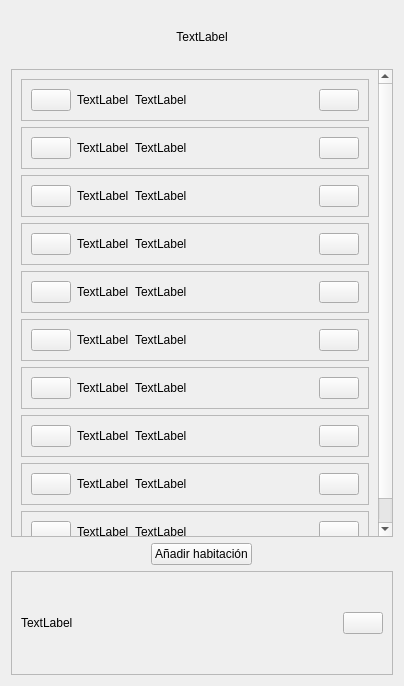
Above: src/ui/widgets/rooms_card.ui from BeCuber/Turnomatic before the change. Below: the same form after it.
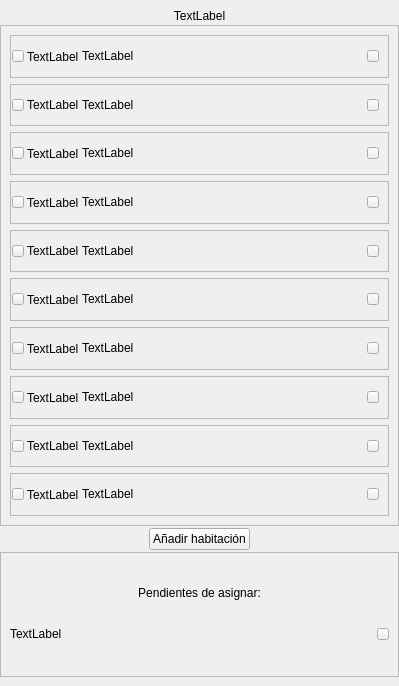
That is the form after the change. Icons and pictures are not drawn.

Commit message: RoomsPage shows 8 RoomCards. Dark/light themes work. Still not communicated to db.

What changed in the file:
```diff
--- a/src/ui/widgets/rooms_card.ui
+++ b/src/ui/widgets/rooms_card.ui
@@ -6,14 +6,29 @@
    <rect>
     <x>0</x>
     <y>0</y>
-    <width>404</width>
+    <width>399</width>
     <height>686</height>
    </rect>
   </property>
   <property name="windowTitle">
    <string>Form</string>
   </property>
-  <layout class="QVBoxLayout" name="verticalLayout" stretch="1,9,1,2">
+  <layout class="QVBoxLayout" name="verticalLayout" stretch="0,4,0,1">
+   <property name="spacing">
+    <number>2</number>
+   </property>
+   <property name="leftMargin">
+    <number>0</number>
+   </property>
+   <property name="topMargin">
+    <number>9</number>
+   </property>
+   <property name="rightMargin">
+    <number>0</number>
+   </property>
+   <property name="bottomMargin">
+    <number>9</number>
+   </property>
    <item>
     <layout class="QHBoxLayout" name="containerTitle">
      <item>
@@ -37,9 +52,9 @@
       <property name="geometry">
        <rect>
         <x>0</x>
-        <y>-104</y>
-        <width>367</width>
-        <height>552</height>
+        <y>0</y>
+        <width>397</width>
+        <height>496</height>
        </rect>
       </property>
       <layout class="QVBoxLayout" name="verticalLayout_2">
@@ -51,15 +66,38 @@
          <property name="frameShadow">
           <enum>QFrame::Raised</enum>
          </property>
-         <layout class="QHBoxLayout" name="horizontalLayout_4">
+         <layout class="QHBoxLayout" name="horizontalLayout_4" stretch="0,0,1">
+          <property name="spacing">
+           <number>3</number>
+          </property>
+          <property name="leftMargin">
+           <number>1</number>
+          </property>
           <item>
            <widget class="QPushButton" name="btnAddBed1">
+            <property name="sizePolicy">
+             <sizepolicy hsizetype="Minimum" vsizetype="Minimum">
+              <horstretch>0</horstretch>
+              <verstretch>0</verstretch>
+             </sizepolicy>
+            </property>
+            <property name="maximumSize">
+             <size>
+              <width>12</width>
+              <height>12</height>
+             </size>
+            </property>
+            <property name="cursor">
+             <cursorShape>PointingHandCursor</cursorShape>
+            </property>
             <property name="text">
              <string/>
             </property>
-            <property name="icon">
-             <iconset>
-              <normaloff>../../../assets/images/add_bed.ico</normaloff>../../../assets/images/add_bed.ico</iconset>
+            <property name="iconSize">
+             <size>
+              <width>12</width>
+              <height>12</height>
+             </size>
             </property>
            </widget>
           </item>
@@ -83,12 +121,23 @@
               </item>
               <item>
                <widget class="QPushButton" name="btnMenu1">
+                <property name="maximumSize">
+                 <size>
+                  <width>12</width>
+                  <height>12</height>
+                 </size>
+                </property>
+                <property name="cursor">
+                 <cursorShape>PointingHandCursor</cursorShape>
+                </property>
                 <property name="text">
                  <string/>
                 </property>
-                <property name="icon">
-                 <iconset>
-                  <normaloff>../../../assets/images/menu.ico</normaloff>../../../assets/images/menu.ico</iconset>
+                <property name="iconSize">
+                 <size>
+                  <width>12</width>
+                  <height>12</height>
+                 </size>
                 </property>
                </widget>
               </item>
@@ -107,15 +156,38 @@
          <property name="frameShadow">
           <enum>QFrame::Raised</enum>
          </property>
-         <layout class="QHBoxLayout" name="horizontalLayout_10">
+         <layout class="QHBoxLayout" name="horizontalLayout_10" stretch="0,0,1">
+          <property name="spacing">
+           <number>3</number>
+          </property>
+          <property name="leftMargin">
+           <number>1</number>
+          </property>
           <item>
            <widget class="QPushButton" name="btnAddBed2">
+            <property name="sizePolicy">
+             <sizepolicy hsizetype="Minimum" vsizetype="Minimum">
+              <horstretch>0</horstretch>
+              <verstretch>0</verstretch>
+             </sizepolicy>
+            </property>
+            <property name="maximumSize">
+             <size>
+              <width>12</width>
+              <height>12</height>
+             </size>
+            </property>
+            <property name="cursor">
+             <cursorShape>PointingHandCursor</cursorShape>
+            </property>
             <property name="text">
              <string/>
             </property>
-            <property name="icon">
-             <iconset>
-              <normaloff>../../../assets/images/add_bed.ico</normaloff>../../../assets/images/add_bed.ico</iconset>
+            <property name="iconSize">
+             <size>
+              <width>12</width>
+              <height>12</height>
+             </size>
             </property>
            </widget>
           </item>
@@ -139,12 +211,23 @@
               </item>
               <item>
                <widget class="QPushButton" name="btnMenu2">
+                <property name="maximumSize">
+                 <size>
+                  <width>12</width>
+                  <height>12</height>
+                 </size>
+                </property>
+                <property name="cursor">
+                 <cursorShape>PointingHandCursor</cursorShape>
+                </property>
                 <property name="text">
                  <string/>
                 </property>
-                <property name="icon">
-                 <iconset>
-                  <normaloff>../../../assets/images/menu.ico</normaloff>../../../assets/images/menu.ico</iconset>
+                <property name="iconSize">
+                 <size>
+                  <width>12</width>
+                  <height>12</height>
+                 </size>
                 </property>
                </widget>
               </item>
@@ -163,15 +246,38 @@
          <property name="frameShadow">
           <enum>QFrame::Raised</enum>
          </property>
-         <layout class="QHBoxLayout" name="horizontalLayout_3">
+         <layout class="QHBoxLayout" name="horizontalLayout_3" stretch="0,0,1">
+          <property name="spacing">
+           <number>3</number>
+          </property>
+          <property name="leftMargin">
+           <number>1</number>
+          </property>
           <item>
            <widget class="QPushButton" name="btnAddBed3">
+            <property name="sizePolicy">
+             <sizepolicy hsizetype="Minimum" vsizetype="Minimum">
+              <horstretch>0</horstretch>
+              <verstretch>0</verstretch>
+             </sizepolicy>
+            </property>
+            <property name="maximumSize">
+             <size>
+              <width>12</width>
+              <height>12</height>
+             </size>
+            </property>
+            <property name="cursor">
+             <cursorShape>PointingHandCursor</cursorShape>
+            </property>
             <property name="text">
              <string/>
             </property>
-            <property name="icon">
-             <iconset>
-              <normaloff>../../../assets/images/add_bed.ico</normaloff>../../../assets/images/add_bed.ico</iconset>
+            <property name="iconSize">
+             <size>
+              <width>12</width>
+              <height>12</height>
+             </size>
             </property>
            </widget>
           </item>
@@ -195,12 +301,23 @@
               </item>
               <item>
                <widget class="QPushButton" name="btnMenu3">
+                <property name="maximumSize">
+                 <size>
+                  <width>12</width>
+                  <height>12</height>
+                 </size>
+                </property>
+                <property name="cursor">
+                 <cursorShape>PointingHandCursor</cursorShape>
+                </property>
                 <property name="text">
                  <string/>
                 </property>
-                <property name="icon">
-                 <iconset>
-                  <normaloff>../../../assets/images/menu.ico</normaloff>../../../assets/images/menu.ico</iconset>
+                <property name="iconSize">
+                 <size>
+                  <width>12</width>
+                  <height>12</height>
+                 </size>
                 </property>
                </widget>
               </item>
@@ -219,15 +336,38 @@
          <property name="frameShadow">
           <enum>QFrame::Raised</enum>
          </property>
-         <layout class="QHBoxLayout" name="horizontalLayout_5">
+         <layout class="QHBoxLayout" name="horizontalLayout_5" stretch="0,0,1">
+          <property name="spacing">
+           <number>3</number>
+          </property>
+          <property name="leftMargin">
+           <number>1</number>
+          </property>
           <item>
            <widget class="QPushButton" name="btnAddBed4">
+            <property name="sizePolicy">
+             <sizepolicy hsizetype="Minimum" vsizetype="Minimum">
+              <horstretch>0</horstretch>
+              <verstretch>0</verstretch>
+             </sizepolicy>
+            </property>
+            <property name="maximumSize">
+             <size>
+              <width>12</width>
+              <height>12</height>
+             </size>
+            </property>
+            <property name="cursor">
+             <cursorShape>PointingHandCursor</cursorShape>
+            </property>
             <property name="text">
              <string/>
             </property>
-            <property name="icon">
-             <iconset>
-              <normaloff>../../../assets/images/add_bed.ico</normaloff>../../../assets/images/add_bed.ico</iconset>
+            <property name="iconSize">
+             <size>
+              <width>12</width>
+              <height>12</height>
+             </size>
             </property>
            </widget>
           </item>
@@ -251,12 +391,23 @@
               </item>
               <item>
                <widget class="QPushButton" name="btnMenu4">
+                <property name="maximumSize">
+                 <size>
+                  <width>12</width>
+                  <height>12</height>
+                 </size>
+                </property>
+                <property name="cursor">
+                 <cursorShape>PointingHandCursor</cursorShape>
+                </property>
                 <property name="text">
                  <string/>
                 </property>
-                <property name="icon">
-                 <iconset>
-                  <normaloff>../../../assets/images/menu.ico</normaloff>../../../assets/images/menu.ico</iconset>
+                <property name="iconSize">
+                 <size>
+                  <width>12</width>
+                  <height>12</height>
+                 </size>
                 </property>
                </widget>
               </item>
@@ -275,15 +426,38 @@
          <property name="frameShadow">
           <enum>QFrame::Raised</enum>
          </property>
-         <layout class="QHBoxLayout" name="horizontalLayout_6">
+         <layout class="QHBoxLayout" name="horizontalLayout_6" stretch="0,0,1">
+          <property name="spacing">
+           <number>3</number>
+          </property>
+          <property name="leftMargin">
+           <number>1</number>
+          </property>
           <item>
            <widget class="QPushButton" name="btnAddBed5">
+            <property name="sizePolicy">
+             <sizepolicy hsizetype="Minimum" vsizetype="Maximum">
+              <horstretch>0</horstretch>
+              <verstretch>0</verstretch>
+             </sizepolicy>
+            </property>
+            <property name="maximumSize">
+             <size>
+              <width>12</width>
+              <height>12</height>
+             </size>
+            </property>
+            <property name="cursor">
+             <cursorShape>PointingHandCursor</cursorShape>
+            </property>
             <property name="text">
              <string/>
             </property>
-            <property name="icon">
-             <iconset>
-              <normaloff>../../../assets/images/add_bed.ico</normaloff>../../../assets/images/add_bed.ico</iconset>
+            <property name="iconSize">
+             <size>
+              <width>12</width>
+              <height>12</height>
+             </size>
             </property>
            </widget>
           </item>
@@ -307,12 +481,23 @@
               </item>
               <item>
                <widget class="QPushButton" name="btnMenu5">
+                <property name="maximumSize">
+                 <size>
+                  <width>12</width>
+                  <height>12</height>
+                 </size>
+                </property>
+                <property name="cursor">
+                 <cursorShape>PointingHandCursor</cursorShape>
+                </property>
                 <property name="text">
                  <string/>
                 </property>
-                <property name="icon">
-                 <iconset>
-                  <normaloff>../../../assets/images/menu.ico</normaloff>../../../assets/images/menu.ico</iconset>
+                <property name="iconSize">
+                 <size>
+                  <width>12</width>
+                  <height>12</height>
+                 </size>
                 </property>
                </widget>
               </item>
@@ -331,15 +516,38 @@
          <property name="frameShadow">
           <enum>QFrame::Raised</enum>
          </property>
-         <layout class="QHBoxLayout" name="horizontalLayout_7">
+         <layout class="QHBoxLayout" name="horizontalLayout_7" stretch="0,0,1">
+          <property name="spacing">
+           <number>3</number>
+          </property>
+          <property name="leftMargin">
+           <number>1</number>
+          </property>
           <item>
            <widget class="QPushButton" name="btnAddBed6">
+            <property name="sizePolicy">
+             <sizepolicy hsizetype="Minimum" vsizetype="Minimum">
+              <horstretch>0</horstretch>
+              <verstretch>0</verstretch>
+             </sizepolicy>
+            </property>
+            <property name="maximumSize">
+             <size>
+              <width>12</width>
+              <height>12</height>
+             </size>
+            </property>
+            <property name="cursor">
+             <cursorShape>PointingHandCursor</cursorShape>
+            </property>
             <property name="text">
              <string/>
             </property>
-            <property name="icon">
-             <iconset>
-              <normaloff>../../../assets/images/add_bed.ico</normaloff>../../../assets/images/add_bed.ico</iconset>
+            <property name="iconSize">
+             <size>
+              <width>12</width>
+              <height>12</height>
+             </size>
             </property>
            </widget>
           </item>
@@ -363,12 +571,23 @@
               </item>
               <item>
                <widget class="QPushButton" name="btnMenu6">
+                <property name="maximumSize">
+                 <size>
+                  <width>12</width>
+                  <height>12</height>
+                 </size>
+                </property>
+                <property name="cursor">
+                 <cursorShape>PointingHandCursor</cursorShape>
+                </property>
                 <property name="text">
                  <string/>
                 </property>
-                <property name="icon">
-                 <iconset>
-                  <normaloff>../../../assets/images/menu.ico</normaloff>../../../assets/images/menu.ico</iconset>
+                <property name="iconSize">
+                 <size>
+                  <width>12</width>
+                  <height>12</height>
+                 </size>
                 </property>
                </widget>
               </item>
@@ -387,15 +606,38 @@
          <property name="frameShadow">
           <enum>QFrame::Raised</enum>
          </property>
-         <layout class="QHBoxLayout" name="horizontalLayout_8">
+         <layout class="QHBoxLayout" name="horizontalLayout_8" stretch="0,0,1">
+          <property name="spacing">
+           <number>3</number>
+          </property>
+          <property name="leftMargin">
+           <number>1</number>
+          </property>
           <item>
            <widget class="QPushButton" name="btnAddBed7">
+            <property name="sizePolicy">
+             <sizepolicy hsizetype="Minimum" vsizetype="Minimum">
+              <horstretch>0</horstretch>
+              <verstretch>0</verstretch>
+             </sizepolicy>
+            </property>
+            <property name="maximumSize">
+             <size>
+              <width>12</width>
+              <height>12</height>
+             </size>
+            </property>
+            <property name="cursor">
+             <cursorShape>PointingHandCursor</cursorShape>
+            </property>
             <property name="text">
              <string/>
             </property>
-            <property name="icon">
-             <iconset>
-              <normaloff>../../../assets/images/add_bed.ico</normaloff>../../../assets/images/add_bed.ico</iconset>
+            <property name="iconSize">
+             <size>
+              <width>12</width>
+              <height>12</height>
+             </size>
             </property>
            </widget>
           </item>
@@ -419,12 +661,23 @@
               </item>
               <item>
                <widget class="QPushButton" name="btnMenu7">
+                <property name="maximumSize">
+                 <size>
+                  <width>12</width>
+                  <height>12</height>
+                 </size>
+                </property>
+                <property name="cursor">
+                 <cursorShape>PointingHandCursor</cursorShape>
+                </property>
                 <property name="text">
                  <string/>
                 </property>
-                <property name="icon">
-                 <iconset>
-                  <normaloff>../../../assets/images/menu.ico</normaloff>../../../assets/images/menu.ico</iconset>
+                <property name="iconSize">
+                 <size>
+                  <width>12</width>
+                  <height>12</height>
+                 </size>
                 </property>
                </widget>
               </item>
@@ -444,14 +697,37 @@
           <enum>QFrame::Raised</enum>
          </property>
          <layout class="QHBoxLayout" name="horizontalLayout_9">
+          <property name="spacing">
+           <number>3</number>
+          </property>
+          <property name="leftMargin">
+           <number>1</number>
+          </property>
           <item>
            <widget class="QPushButton" name="btnAddBed8">
+            <property name="sizePolicy">
+             <sizepolicy hsizetype="Minimum" vsizetype="Minimum">
+              <horstretch>0</horstretch>
+              <verstretch>0</verstretch>
+             </sizepolicy>
+            </property>
+            <property name="maximumSize">
+             <size>
+              <width>12</width>
+              <height>12</height>
+             </size>
+            </property>
+            <property name="cursor">
+             <cursorShape>PointingHandCursor</cursorShape>
+            </property>
             <property name="text">
              <string/>
             </property>
-            <property name="icon">
-             <iconset>
-              <normaloff>../../../assets/images/add_bed.ico</normaloff>../../../assets/images/add_bed.ico</iconset>
+            <property name="iconSize">
+             <size>
+              <width>12</width>
+              <height>12</height>
+             </size>
             </property>
            </widget>
           </item>
@@ -475,12 +751,23 @@
               </item>
               <item>
                <widget class="QPushButton" name="btnMenu8">
+                <property name="maximumSize">
+                 <size>
+                  <width>12</width>
+                  <height>12</height>
+                 </size>
+                </property>
+                <property name="cursor">
+                 <cursorShape>PointingHandCursor</cursorShape>
+                </property>
                 <property name="text">
                  <string/>
                 </property>
-                <property name="icon">
-                 <iconset>
-                  <normaloff>../../../assets/images/menu.ico</normaloff>../../../assets/images/menu.ico</iconset>
+                <property name="iconSize">
+                 <size>
+                  <width>12</width>
+                  <height>12</height>
+                 </size>
                 </property>
                </widget>
               </item>
@@ -499,15 +786,38 @@
          <property name="frameShadow">
           <enum>QFrame::Raised</enum>
          </property>
-         <layout class="QHBoxLayout" name="horizontalLayout_2">
+         <layout class="QHBoxLayout" name="horizontalLayout_2" stretch="0,0,1">
+          <property name="spacing">
+           <number>3</number>
+          </property>
+          <property name="leftMargin">
+           <number>1</number>
+          </property>
           <item>
            <widget class="QPushButton" name="btnAddBed9">
+            <property name="sizePolicy">
+             <sizepolicy hsizetype="Minimum" vsizetype="Minimum">
+              <horstretch>0</horstretch>
+              <verstretch>0</verstretch>
+             </sizepolicy>
+            </property>
+            <property name="maximumSize">
+             <size>
+              <width>12</width>
+              <height>12</height>
+             </size>
+            </property>
+            <property name="cursor">
+             <cursorShape>PointingHandCursor</cursorShape>
+            </property>
             <property name="text">
              <string/>
             </property>
-            <property name="icon">
-             <iconset>
-              <normaloff>../../../assets/images/add_bed.ico</normaloff>../../../assets/images/add_bed.ico</iconset>
+            <property name="iconSize">
+             <size>
+              <width>12</width>
+              <height>12</height>
+             </size>
             </property>
            </widget>
           </item>
@@ -531,12 +841,23 @@
               </item>
               <item>
                <widget class="QPushButton" name="btnMenu9">
+                <property name="maximumSize">
+                 <size>
+                  <width>12</width>
+                  <height>12</height>
+                 </size>
+                </property>
+                <property name="cursor">
+                 <cursorShape>PointingHandCursor</cursorShape>
+                </property>
                 <property name="text">
                  <string/>
                 </property>
-                <property name="icon">
-                 <iconset>
-                  <normaloff>../../../assets/images/menu.ico</normaloff>../../../assets/images/menu.ico</iconset>
+                <property name="iconSize">
+                 <size>
+                  <width>12</width>
+                  <height>12</height>
+                 </size>
                 </property>
                </widget>
               </item>
@@ -555,9 +876,30 @@
          <property name="frameShadow">
           <enum>QFrame::Raised</enum>
          </property>
-         <layout class="QHBoxLayout" name="horizontalLayout_11">
+         <layout class="QHBoxLayout" name="horizontalLayout_11" stretch="0,0,1">
+          <property name="spacing">
+           <number>3</number>
+          </property>
+          <property name="leftMargin">
+           <number>1</number>
+          </property>
           <item>
            <widget class="QPushButton" name="btnAddBed10">
+            <property name="sizePolicy">
+             <sizepolicy hsizetype="Minimum" vsizetype="Minimum">
+              <horstretch>0</horstretch>
+              <verstretch>0</verstretch>
+             </sizepolicy>
+            </property>
+            <property name="maximumSize">
+             <size>
+              <width>12</width>
+              <height>12</height>
+             </size>
+            </property>
+            <property name="cursor">
+             <cursorShape>PointingHandCursor</cursorShape>
+            </property>
             <property name="text">
              <string/>
             </property>
@@ -587,12 +929,23 @@
               </item>
               <item>
                <widget class="QPushButton" name="btnMenu10">
+                <property name="maximumSize">
+                 <size>
+                  <width>12</width>
+                  <height>12</height>
+                 </size>
+                </property>
+                <property name="cursor">
+                 <cursorShape>PointingHandCursor</cursorShape>
+                </property>
                 <property name="text">
                  <string/>
                 </property>
-                <property name="icon">
-                 <iconset>
-                  <normaloff>../../../assets/images/menu.ico</normaloff>../../../assets/images/menu.ico</iconset>
+                <property name="iconSize">
+                 <size>
+                  <width>12</width>
+                  <height>12</height>
+                 </size>
                 </property>
                </widget>
               </item>
@@ -609,6 +962,9 @@
    </item>
    <item>
     <layout class="QHBoxLayout" name="containerAddRoomBtn">
+     <property name="spacing">
+      <number>3</number>
+     </property>
      <item>
       <widget class="QPushButton" name="btnAddRoom">
        <property name="sizePolicy">
@@ -644,13 +1000,32 @@
        <rect>
         <x>0</x>
         <y>0</y>
-        <width>384</width>
-        <height>98</height>
+        <width>397</width>
+        <height>122</height>
        </rect>
       </property>
       <layout class="QHBoxLayout" name="horizontalLayout">
        <item>
-        <layout class="QVBoxLayout" name="vBoxWithoutRoomList">
+        <layout class="QVBoxLayout" name="vBoxWithoutRoomList" stretch="0,1">
+         <property name="spacing">
+          <number>3</number>
+         </property>
+         <item>
+          <widget class="QLabel" name="labelTitleNoRoom_2">
+           <property name="sizePolicy">
+            <sizepolicy hsizetype="Preferred" vsizetype="Fixed">
+             <horstretch>0</horstretch>
+             <verstretch>0</verstretch>
+            </sizepolicy>
+           </property>
+           <property name="text">
+            <string>Pendientes de asignar:</string>
+           </property>
+           <property name="alignment">
+            <set>Qt::AlignHCenter|Qt::AlignTop</set>
+           </property>
+          </widget>
+         </item>
          <item>
           <layout class="QHBoxLayout" name="hBoxWithoutRoom" stretch="1,0">
            <property name="spacing">
@@ -665,12 +1040,23 @@
            </item>
            <item>
             <widget class="QPushButton" name="btnMenuVolNoRoom">
+             <property name="maximumSize">
+              <size>
+               <width>12</width>
+               <height>12</height>
+              </size>
+             </property>
+             <property name="cursor">
+              <cursorShape>PointingHandCursor</cursorShape>
+             </property>
              <property name="text">
               <string/>
              </property>
-             <property name="icon">
-              <iconset>
-               <normaloff>../../../assets/images/menu.ico</normaloff>../../../assets/images/menu.ico</iconset>
+             <property name="iconSize">
+              <size>
+               <width>12</width>
+               <height>12</height>
+              </size>
              </property>
             </widget>
            </item>
```
Left out of the diff: 11 changed lines with no effect on the pictures. The commit also changes 13 other files.
